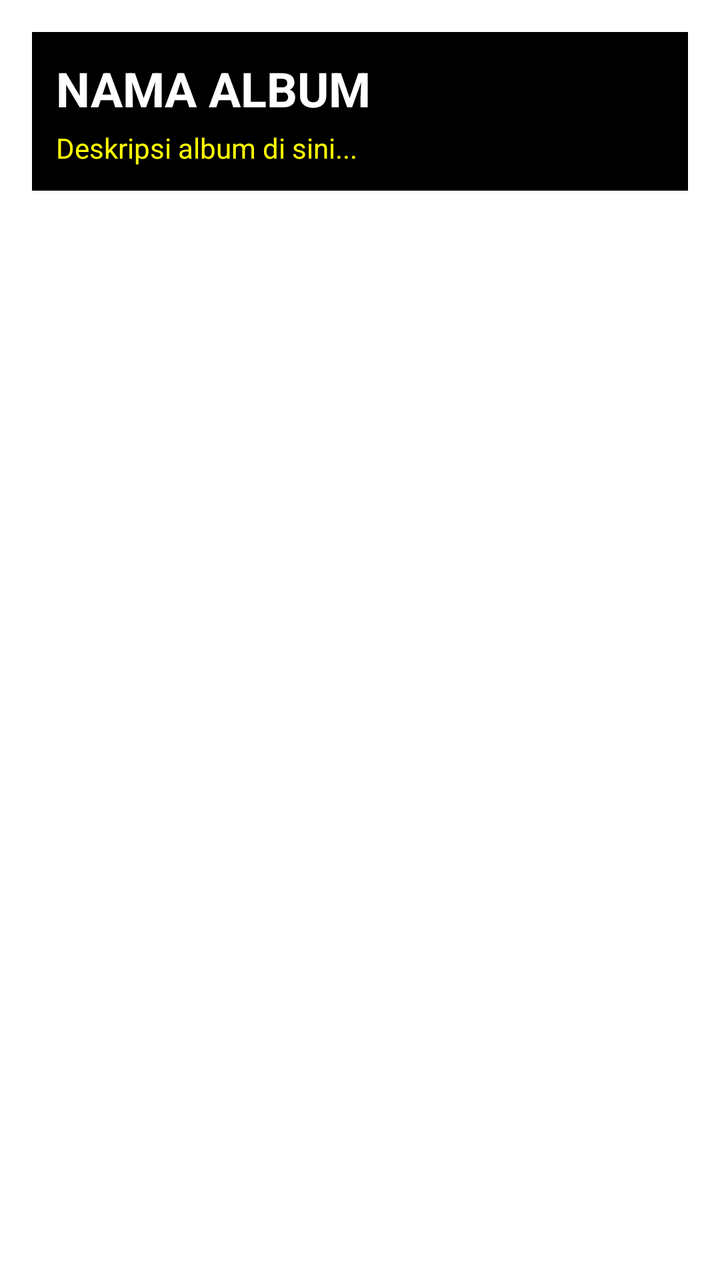
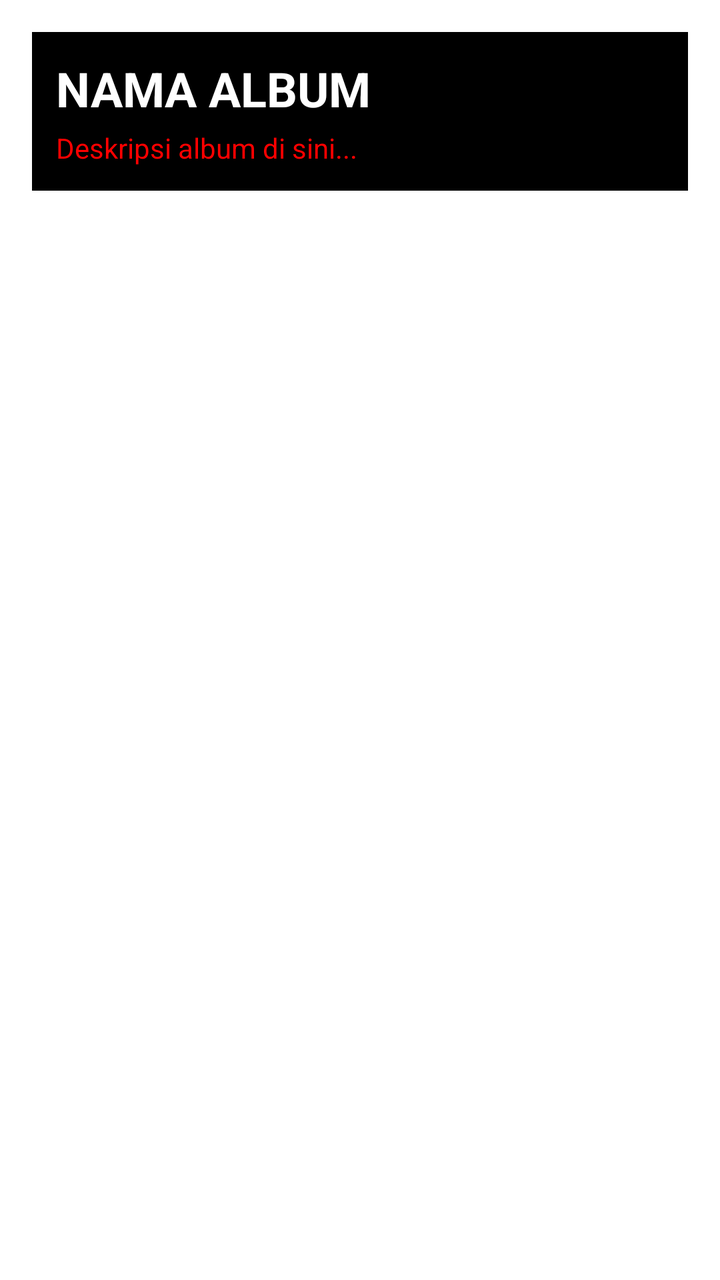

The first picture is an Android layout as it rendered before a commit; the second is the same layout after the commit. The layout source and the unified diff follow.
<!-- AndroidManifest.xml: application theme Theme.BJournal -->
<!-- res/layout/activity_detail_album.xml -->
<?xml version="1.0" encoding="utf-8"?>
<LinearLayout xmlns:android="http://schemas.android.com/apk/res/android"
    android:layout_width="match_parent"
    android:layout_height="match_parent"
    android:background="#FFFFFF"
    android:orientation="vertical"
    android:padding="16dp">

    <LinearLayout
        android:layout_width="match_parent"
        android:layout_height="wrap_content"
        android:background="#000000"
        android:padding="12dp"
        android:orientation="vertical"
        android:layout_marginBottom="16dp">

        <TextView
            android:id="@+id/tv_detail_title"
            android:layout_width="match_parent"
            android:layout_height="wrap_content"
            android:text="NAMA ALBUM"
            android:textColor="#FFFFFF"
            android:textSize="24sp"
            android:textStyle="bold" />

        <TextView
            android:id="@+id/tv_detail_desc"
            android:layout_width="match_parent"
            android:layout_height="wrap_content"
            android:text="Deskripsi album di sini..."
            android:textColor="#FFFF00"
            android:textSize="14sp"
            android:layout_marginTop="4dp" />
    </LinearLayout>

    <androidx.recyclerview.widget.RecyclerView
        android:id="@+id/rv_detail_photos"
        android:layout_width="match_parent"
        android:layout_height="match_parent"
        android:scrollbars="vertical" />

</LinearLayout>
<!-- resources referenced by this layout -->
<resources>
  <style name="Theme.BJournal" parent="Base.Theme.BJournal" />
  <style name="Base.Theme.BJournal" parent="Theme.Material3.DayNight.NoActionBar">
          
          
      </style>
</resources>

<!-- the commit's change to res/layout/activity_detail_album.xml (unified diff, before → after) -->
@@ -28,7 +28,7 @@
             android:layout_width="match_parent"
             android:layout_height="wrap_content"
             android:text="Deskripsi album di sini..."
-            android:textColor="#FFFF00"
+            android:textColor="#FF0000"
             android:textSize="14sp"
             android:layout_marginTop="4dp" />
     </LinearLayout>
